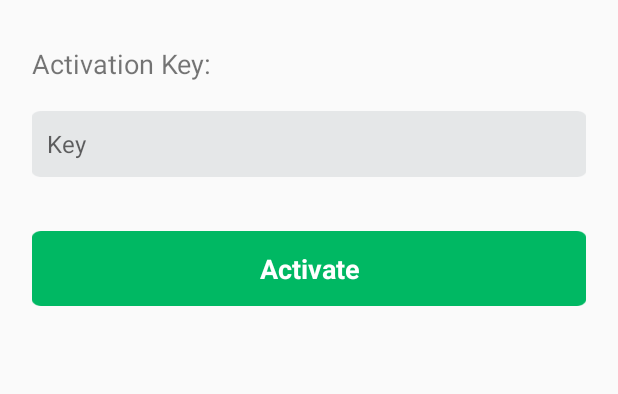
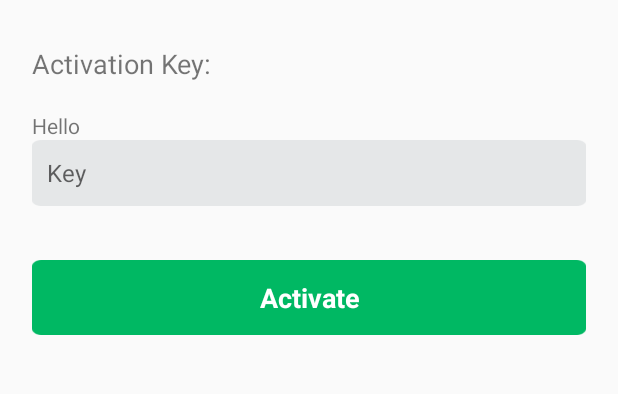
Before and after one commit to AL35/one-message, an Android app: the screen it shows after launch (ActivateApp), on a phone screen of 412 x 824 dp, the part 325-719 px from its top. Run offline under Robolectric (Android 15) with nearby library versions, the light colour scheme and no system bars.

Commit message:
test brach with wessam

```diff
--- a/app/src/main/res/layout/activity_activate_app.xml
+++ b/app/src/main/res/layout/activity_activate_app.xml
@@ -52,7 +52,11 @@
             android:textSize="@dimen/pad_18dp"
             android:focusable="true"
             />
-
+      <TextView
+          android:layout_width="wrap_content"
+          android:layout_height="wrap_content"
+          android:textAlignment="center"
+          android:text="Hello"/>
 
         <EditText
             android:id="@+id/txt_activatiobn_key"
```
